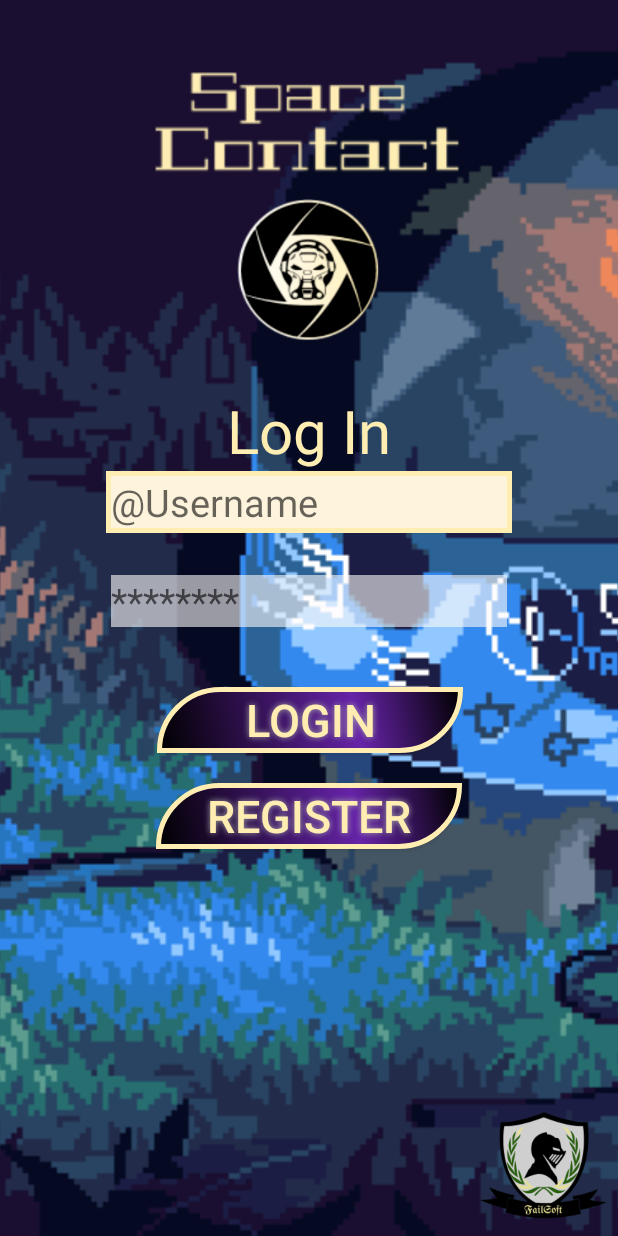
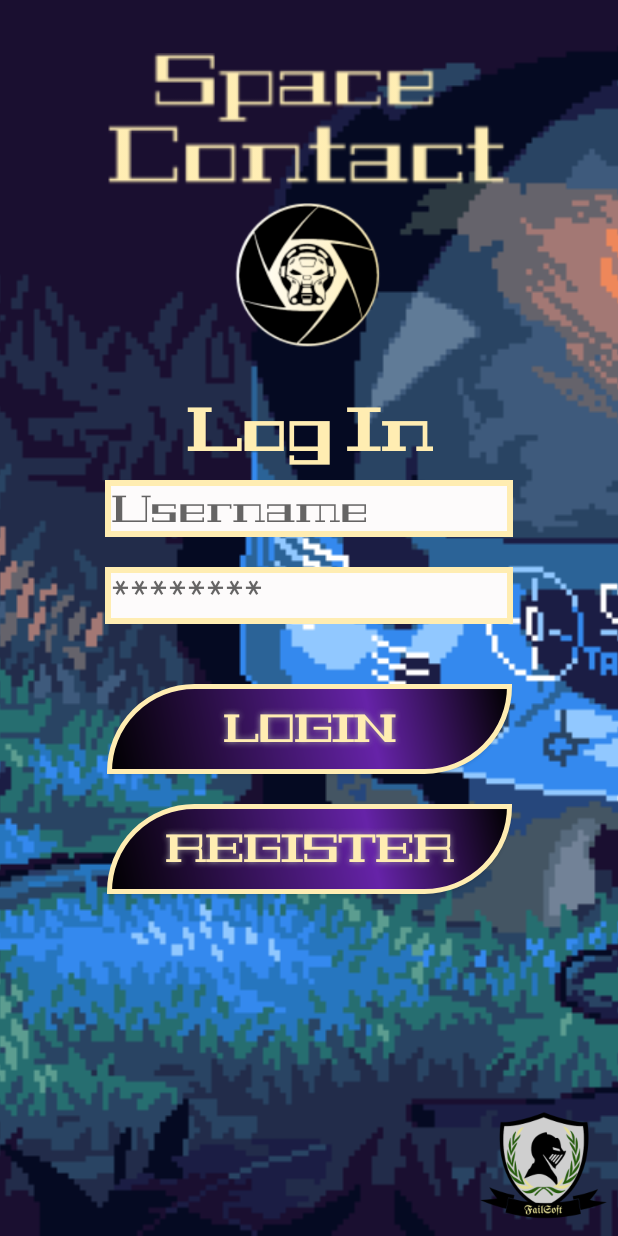
Before and after one commit to FailSoftware/SpaceContact, an Android app: the layout activity_login.xml on its own in the app's theme, with its tools: preview values and no code run, on a phone screen of 412 x 824 dp. Run offline under Robolectric (Android 15) with nearby library versions, the phone set to English and light mode, and no system bars.

Commit message:
Visual Changes: - Make frameLayout in login to simulate the border color yellow. - Add new external font and implemented in all texts. - Change the size absolute to wrap in the texts and buttons - Resize and change some buttons.
Code Changes:
- Trying to make the logo change when menu Item in preferences menu is clicked. Comented, at the moment not work.

```diff
--- /dev/null
+++ b/app/src/main/res/font/geostar.xml
@@ -0,0 +1,10 @@
+<?xml version="1.0" encoding="utf-8"?>
+<font-family xmlns:tools="http://schemas.android.com/tools"
+    xmlns:android="http://schemas.android.com/apk/res/android">
+    <font
+        android:fontStyle="normal"
+        android:fontWeight="400"
+        android:font="@font/geostar_font"
+        tools:ignore="ResourceCycle" />
+
+</font-family>
--- a/app/src/main/res/layout/activity_login.xml
+++ b/app/src/main/res/layout/activity_login.xml
@@ -21,9 +21,9 @@
 
         <ImageView
             android:id="@+id/ivLog1"
-            android:layout_width="207dp"
-            android:layout_height="84dp"
-            android:layout_marginTop="40dp"
+            android:layout_width="270dp"
+            android:layout_height="90dp"
+            android:layout_marginTop="35dp"
             app:layout_constraintTop_toTopOf="parent"
             app:layout_constraintLeft_toLeftOf="parent"
             app:layout_constraintRight_toRightOf="parent"
@@ -31,8 +31,8 @@
 
         <ImageView
             android:id="@+id/ivLog2"
-            android:layout_width="98dp"
-            android:layout_height="96dp"
+            android:layout_width="100dp"
+            android:layout_height="100dp"
             android:layout_marginTop="8dp"
             app:layout_constraintLeft_toLeftOf="parent"
             app:layout_constraintRight_toRightOf="parent"
@@ -41,13 +41,15 @@
 
         <TextView
             android:id="@+id/tvLog"
-            android:layout_width="161dp"
-            android:layout_height="54dp"
-            android:layout_marginTop="32dp"
+            android:layout_width="wrap_content"
+            android:layout_height="wrap_content"
+            android:layout_marginTop="30dp"
             android:text="@string/login"
             android:textAlignment="center"
             android:textColor="@color/yellow"
             android:textSize="40sp"
+            android:fontFamily="@font/geostar"
+            android:textStyle="bold"
             app:layout_constraintLeft_toLeftOf="parent"
             app:layout_constraintRight_toRightOf="parent"
             app:layout_constraintTop_toBottomOf="@+id/ivLog2" />
@@ -58,7 +60,8 @@
             android:layout_height="wrap_content"
             app:layout_constraintEnd_toEndOf="parent"
             android:background="@color/yellow"
-            android:padding="3dp"
+            android:padding="4dp"
+            android:layout_marginTop="10dp"
             app:layout_constraintStart_toStartOf="parent"
             app:layout_constraintTop_toBottomOf="@+id/tvLog">
 
@@ -66,54 +69,68 @@
                 android:id="@+id/etUser"
                 android:layout_width="wrap_content"
                 android:layout_height="wrap_content"
-                android:background="@color/brokengreyAlpha"
+                android:background="@color/brokengrey"
                 android:ems="9"
                 android:hint="@string/user"
+                android:fontFamily="@font/geostar"
                 android:inputType="textPersonName"
-                android:textSize="25sp"
-
-                />
+                android:textSize="25sp"/>
         </FrameLayout>
 
-        <EditText
-            android:id="@+id/etPass"
+        <FrameLayout
+            android:id="@+id/frameLayout2"
             android:layout_width="wrap_content"
             android:layout_height="wrap_content"
-            android:layout_marginTop="28dp"
-            android:background="@color/brokengreyAlpha"
-            android:ems="9"
-            android:hint="@string/password"
-            android:inputType="textPassword"
-            android:textSize="25sp"
             app:layout_constraintLeft_toLeftOf="parent"
             app:layout_constraintRight_toRightOf="parent"
-            app:layout_constraintTop_toBottomOf="@+id/frameLayout" />
+            app:layout_constraintTop_toBottomOf="@+id/frameLayout"
+            android:layout_marginTop="20dp"
+            android:background="@color/yellow"
+            android:padding="4dp">
+
+
+            <EditText
+                android:id="@+id/etPass"
+                android:layout_width="wrap_content"
+                android:layout_height="wrap_content"
+                android:background="@color/brokengrey"
+                android:ems="9"
+                android:hint="@string/password"
+                android:fontFamily="@font/geostar"
+                android:inputType="textPassword"
+                android:textSize="25sp"/>
+        </FrameLayout>
+
 
         <Button
             android:id="@+id/btLog"
-            android:layout_width="204dp"
-            android:layout_height="44dp"
+            android:layout_width="wrap_content"
+            android:layout_height="wrap_content"
             android:layout_marginTop="40dp"
             android:background="@drawable/buttonstyle"
             android:onClick="toCharacter"
             android:shadowColor="#A8A8A8"
+            android:fontFamily="@font/geostar"
+            android:textStyle="bold"
             android:shadowDx="0"
             android:shadowDy="0"
             android:shadowRadius="5"
             android:text="@string/btLog"
             android:textColor="#ffedb2"
-            android:textSize="30sp"
+            android:textSize="25sp"
             app:layout_constraintEnd_toEndOf="parent"
             app:layout_constraintHorizontal_bias="0.502"
             app:layout_constraintStart_toStartOf="parent"
-            app:layout_constraintTop_toBottomOf="@+id/etPass" />
+            app:layout_constraintTop_toBottomOf="@+id/frameLayout2" />
 
         <Button
             android:id="@+id/btReg"
-            android:layout_width="204dp"
-            android:layout_height="44dp"
+            android:layout_width="wrap_content"
+            android:layout_height="wrap_content"
             android:layout_marginTop="20dp"
             android:background="@drawable/buttonstyle"
+            android:fontFamily="@font/geostar"
+            android:textStyle="bold"
             android:shadowColor="#A8A8A8"
             android:shadowDx="0"
             android:shadowDy="0"
@@ -121,7 +138,7 @@
             android:onClick="toRegister"
             android:text="@string/btReg"
             android:textColor="#ffedb2"
-            android:textSize="30sp"
+            android:textSize="25sp"
             app:layout_constraintEnd_toEndOf="parent"
             app:layout_constraintStart_toStartOf="parent"
             app:layout_constraintTop_toBottomOf="@+id/btLog" />
--- a/app/src/main/res/values/strings.xml
+++ b/app/src/main/res/values/strings.xml
@@ -1,7 +1,7 @@
 <resources>
     <string name="app_name">SpaceContact</string>
     <string name="login">Log In</string>
-    <string name="user">"@Username"</string>
+    <string name="user">"Username"</string>
     <string name="password">********</string>
     <string name="email">Email</string>
     <string name="etPassword">Password</string>
```
Also changed, not shown: app/src/main/java/com/example/spacecontact/Login.kt (+15 -5 lines), app/src/main/res/layout/activity_register.xml (+19 -10 lines), app/src/main/res/font/geostar_font.ttf (added), 1 other file.
